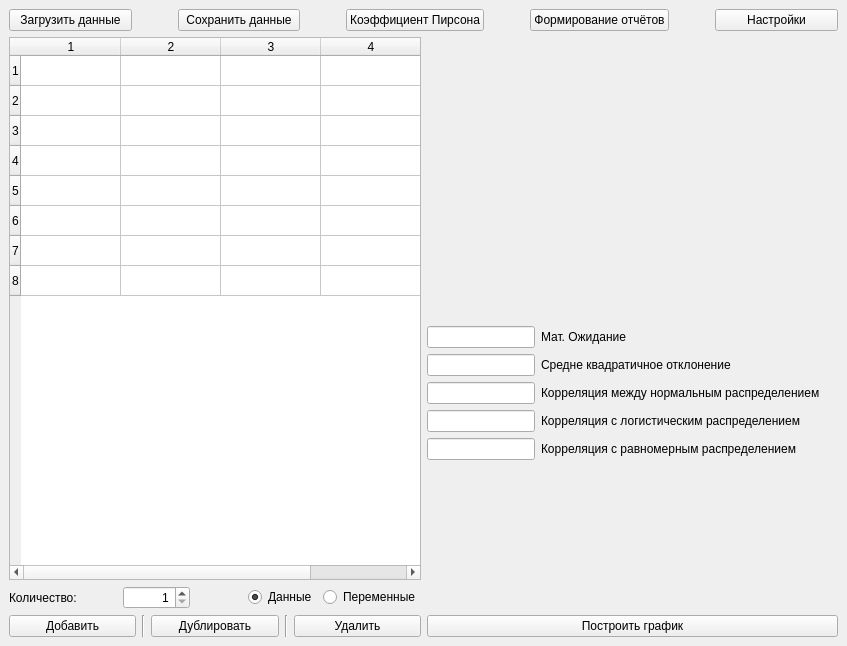
pflotter/diploma, file design.ui: the form before one commit.
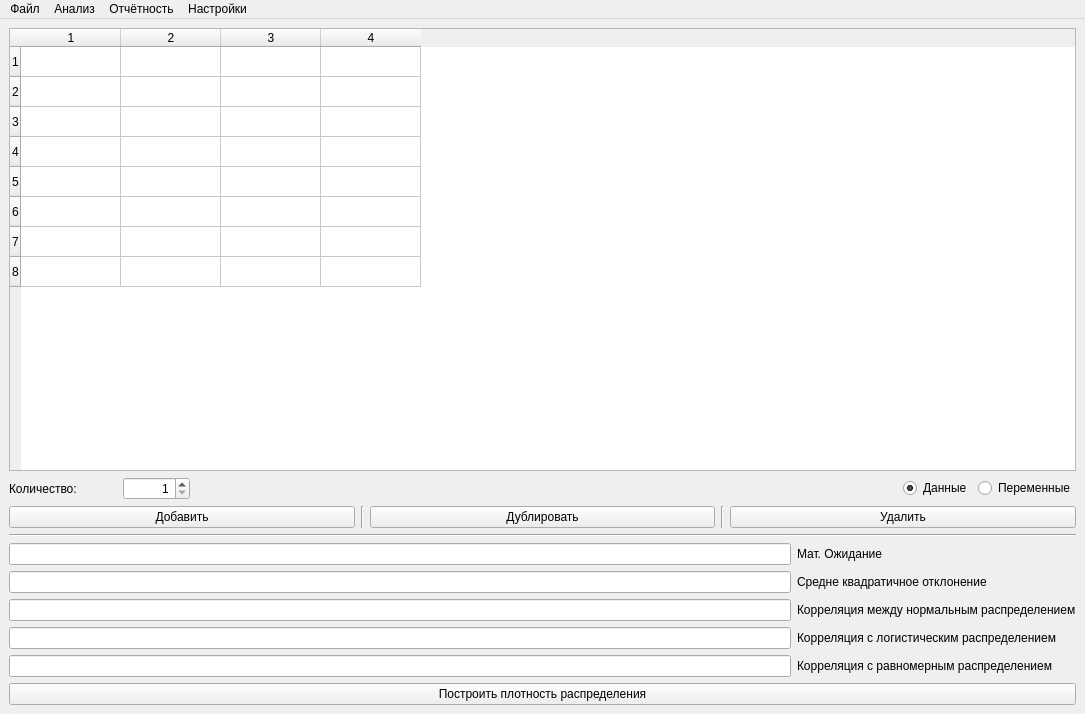
The form after the commit. Icons and pictures are not drawn. Custom widgets are drawn as their Qt base class.

```diff
--- a/design.ui
+++ b/design.ui
@@ -6,8 +6,8 @@
    <rect>
     <x>0</x>
     <y>0</y>
-    <width>847</width>
-    <height>646</height>
+    <width>1085</width>
+    <height>714</height>
    </rect>
   </property>
   <property name="windowTitle">
@@ -19,132 +19,7 @@
   <widget class="QWidget" name="centralwidget">
    <layout class="QVBoxLayout" name="verticalLayout_2">
     <item>
-     <layout class="QHBoxLayout" name="horizontalLayout">
-      <item>
-       <widget class="QPushButton" name="btnLoad">
-        <property name="text">
-         <string>Загрузить данные</string>
-        </property>
-        <property name="icon">
-         <iconset>
-          <normaloff>icons/opened-folder.png</normaloff>icons/opened-folder.png</iconset>
-        </property>
-       </widget>
-      </item>
-      <item>
-       <spacer name="horizontalSpacer_4">
-        <property name="orientation">
-         <enum>Qt::Horizontal</enum>
-        </property>
-        <property name="sizeType">
-         <enum>QSizePolicy::Minimum</enum>
-        </property>
-        <property name="sizeHint" stdset="0">
-         <size>
-          <width>40</width>
-          <height>20</height>
-         </size>
-        </property>
-       </spacer>
-      </item>
-      <item>
-       <widget class="QPushButton" name="btnSave">
-        <property name="text">
-         <string>Сохранить данные</string>
-        </property>
-        <property name="icon">
-         <iconset>
-          <normaloff>icons/hdd.png</normaloff>icons/hdd.png</iconset>
-        </property>
-       </widget>
-      </item>
-      <item>
-       <spacer name="horizontalSpacer_3">
-        <property name="orientation">
-         <enum>Qt::Horizontal</enum>
-        </property>
-        <property name="sizeType">
-         <enum>QSizePolicy::Minimum</enum>
-        </property>
-        <property name="sizeHint" stdset="0">
-         <size>
-          <width>40</width>
-          <height>20</height>
-         </size>
-        </property>
-       </spacer>
-      </item>
-      <item>
-       <widget class="QPushButton" name="btnPirson">
-        <property name="text">
-         <string>Коэффициент Пирсона</string>
-        </property>
-        <property name="icon">
-         <iconset>
-          <normaloff>icons/combo-chart.png</normaloff>icons/combo-chart.png</iconset>
-        </property>
-       </widget>
-      </item>
-      <item>
-       <spacer name="horizontalSpacer">
-        <property name="orientation">
-         <enum>Qt::Horizontal</enum>
-        </property>
-        <property name="sizeType">
-         <enum>QSizePolicy::Minimum</enum>
-        </property>
-        <property name="sizeHint" stdset="0">
-         <size>
-          <width>40</width>
-          <height>20</height>
-         </size>
-        </property>
-       </spacer>
-      </item>
-      <item>
-       <widget class="QPushButton" name="pushButton_3">
-        <property name="text">
-         <string>Формирование отчётов</string>
-        </property>
-        <property name="icon">
-         <iconset>
-          <normaloff>icons/magazine.png</normaloff>icons/magazine.png</iconset>
-        </property>
-       </widget>
-      </item>
-      <item>
-       <spacer name="horizontalSpacer_2">
-        <property name="orientation">
-         <enum>Qt::Horizontal</enum>
-        </property>
-        <property name="sizeType">
-         <enum>QSizePolicy::Minimum</enum>
-        </property>
-        <property name="sizeHint" stdset="0">
-         <size>
-          <width>40</width>
-          <height>20</height>
-         </size>
-        </property>
-       </spacer>
-      </item>
-      <item>
-       <widget class="QPushButton" name="btnSettings">
-        <property name="text">
-         <string>Настройки</string>
-        </property>
-        <property name="icon">
-         <iconset>
-          <normaloff>icons/settings.png</normaloff>icons/settings.png</iconset>
-        </property>
-       </widget>
-      </item>
-     </layout>
-    </item>
-    <item>
-     <layout class="QHBoxLayout" name="horizontalLayout_2">
-      <item>
-       <layout class="QVBoxLayout" name="verticalLayout_3">
+     <layout class="QVBoxLayout" name="verticalLayout_4">
         <item>
          <widget class="QTableWidget" name="tableWidget">
           <property name="rowCount">
@@ -186,8 +61,6 @@
          </widget>
         </item>
         <item>
-         <layout class="QVBoxLayout" name="verticalLayout_4">
-          <item>
            <layout class="QHBoxLayout" name="horizontalLayout_4">
             <item>
              <widget class="QLabel" name="label">
@@ -317,41 +190,17 @@
           </item>
          </layout>
         </item>
-       </layout>
-      </item>
       <item>
-       <layout class="QVBoxLayout" name="verticalLayout">
-        <item>
-         <widget class="PlotWidget" name="graphWidget" native="true"/>
-        </item>
-        <item>
-         <layout class="QFormLayout" name="formLayout">
-          <item row="1" column="0">
-           <widget class="QLineEdit" name="lineMathMean">
-            <property name="enabled">
-             <bool>true</bool>
-            </property>
-            <property name="text">
-             <string/>
-            </property>
-            <property name="dragEnabled">
-             <bool>false</bool>
-            </property>
-            <property name="readOnly">
-             <bool>true</bool>
-            </property>
-           </widget>
-          </item>
-          <item row="2" column="0">
-           <widget class="QLineEdit" name="lineStd">
-            <property name="enabled">
-             <bool>true</bool>
-            </property>
-            <property name="readOnly">
-             <bool>true</bool>
-            </property>
-           </widget>
-          </item>
+     <widget class="Line" name="line_2">
+      <property name="orientation">
+       <enum>Qt::Horizontal</enum>
+      </property>
+     </widget>
+    </item>
+    <item>
+     <layout class="QVBoxLayout" name="verticalLayout_6">
+      <item>
+       <layout class="QGridLayout" name="gridLayout">
           <item row="2" column="1">
            <widget class="QLabel" name="label_3">
             <property name="text">
@@ -359,30 +208,6 @@
             </property>
            </widget>
           </item>
-          <item row="1" column="1">
-           <widget class="QLabel" name="MathMean">
-            <property name="text">
-             <string>Мат. Ожидание</string>
-            </property>
-           </widget>
-          </item>
-          <item row="3" column="0">
-           <widget class="QLineEdit" name="lineCorrNormal">
-            <property name="enabled">
-             <bool>true</bool>
-            </property>
-            <property name="readOnly">
-             <bool>true</bool>
-            </property>
-           </widget>
-          </item>
-          <item row="3" column="1">
-           <widget class="QLabel" name="label_4">
-            <property name="text">
-             <string>Корреляция между нормальным распределением</string>
-            </property>
-           </widget>
-          </item>
           <item row="4" column="0">
            <widget class="QLineEdit" name="lineCorrLogistic">
             <property name="enabled">
@@ -405,8 +230,8 @@
             </property>
            </widget>
           </item>
-          <item row="5" column="0">
-           <widget class="QLineEdit" name="lineCorrRavnomer">
+        <item row="3" column="0">
+         <widget class="QLineEdit" name="lineCorrNormal">
             <property name="enabled">
              <bool>true</bool>
             </property>
@@ -415,6 +240,22 @@
             </property>
            </widget>
           </item>
+        <item row="1" column="0">
+         <widget class="QLineEdit" name="lineMathMean">
+          <property name="enabled">
+           <bool>true</bool>
+          </property>
+          <property name="text">
+           <string/>
+          </property>
+          <property name="dragEnabled">
+           <bool>false</bool>
+          </property>
+          <property name="readOnly">
+           <bool>true</bool>
+          </property>
+         </widget>
+        </item>
           <item row="4" column="1">
            <widget class="QLabel" name="label_5">
             <property name="text">
@@ -422,6 +263,40 @@
             </property>
            </widget>
           </item>
+        <item row="3" column="1">
+         <widget class="QLabel" name="label_4">
+          <property name="text">
+           <string>Корреляция между нормальным распределением</string>
+          </property>
+         </widget>
+        </item>
+        <item row="1" column="1">
+         <widget class="QLabel" name="MathMean">
+          <property name="text">
+           <string>Мат. Ожидание</string>
+          </property>
+         </widget>
+        </item>
+        <item row="2" column="0">
+         <widget class="QLineEdit" name="lineStd">
+          <property name="enabled">
+           <bool>true</bool>
+          </property>
+          <property name="readOnly">
+           <bool>true</bool>
+          </property>
+         </widget>
+        </item>
+        <item row="5" column="0">
+         <widget class="QLineEdit" name="lineCorrRavnomer">
+          <property name="enabled">
+           <bool>true</bool>
+          </property>
+          <property name="readOnly">
+           <bool>true</bool>
+          </property>
+         </widget>
+        </item>
           <item row="5" column="1">
            <widget class="QLabel" name="label_6">
             <property name="text">
@@ -432,11 +307,9 @@
          </layout>
         </item>
         <item>
-         <layout class="QHBoxLayout" name="horizontalLayout_3">
-          <item>
            <widget class="QPushButton" name="btnPlotGraphics">
             <property name="text">
-             <string>Построить график</string>
+         <string>Построить плотность распределения</string>
             </property>
             <property name="icon">
              <iconset>
@@ -446,21 +319,130 @@
           </item>
          </layout>
         </item>
+    <item>
+     <layout class="QHBoxLayout" name="horizontalLayout_2">
+      <item>
+       <layout class="QVBoxLayout" name="verticalLayout">
+        <item>
+         <layout class="QHBoxLayout" name="horizontalLayout_3">
+          <item>
+           <layout class="QVBoxLayout" name="verticalLayout_3"/>
+          </item>
        </layout>
       </item>
      </layout>
     </item>
    </layout>
+    </item>
+   </layout>
   </widget>
- </widget>
- <customwidgets>
-  <customwidget>
-   <class>PlotWidget</class>
-   <extends>QWidget</extends>
-   <header>pyqtgraph</header>
-   <container>1</container>
-  </customwidget>
- </customwidgets>
+  <widget class="QMenuBar" name="menuBar">
+   <property name="geometry">
+    <rect>
+     <x>0</x>
+     <y>0</y>
+     <width>1085</width>
+     <height>21</height>
+    </rect>
+   </property>
+   <widget class="QMenu" name="menuFile">
+    <property name="title">
+     <string>Файл</string>
+    </property>
+    <addaction name="actionLoadFile"/>
+    <addaction name="actionSaveFile"/>
+   </widget>
+   <widget class="QMenu" name="menuAnalsis">
+    <property name="title">
+     <string>Анализ</string>
+    </property>
+    <widget class="QMenu" name="menuDistributionNormal">
+     <property name="title">
+      <string>Нормальное распределение</string>
+     </property>
+     <addaction name="actionStudent"/>
+     <addaction name="actionPearsonNormal"/>
+    </widget>
+    <widget class="QMenu" name="menuDistributionNotANormal">
+     <property name="title">
+      <string>Ненормальное распределение</string>
+     </property>
+     <addaction name="actionManWhitney"/>
+     <addaction name="actionKolmogorovSmirnov"/>
+    </widget>
+    <addaction name="actionPearson"/>
+    <addaction name="separator"/>
+    <addaction name="menuDistributionNormal"/>
+    <addaction name="separator"/>
+    <addaction name="menuDistributionNotANormal"/>
+   </widget>
+   <widget class="QMenu" name="menuReporting">
+    <property name="title">
+     <string>Отчётность</string>
+    </property>
+    <addaction name="actionReporting"/>
+   </widget>
+   <widget class="QMenu" name="menuSettings">
+    <property name="title">
+     <string>Настройки</string>
+    </property>
+   </widget>
+   <addaction name="menuFile"/>
+   <addaction name="menuAnalsis"/>
+   <addaction name="menuReporting"/>
+   <addaction name="menuSettings"/>
+  </widget>
+  <action name="actionLoadFile">
+   <property name="text">
+    <string>Загрузить данные</string>
+   </property>
+  </action>
+  <action name="actionSaveFile">
+   <property name="text">
+    <string>Сохранить данные</string>
+   </property>
+  </action>
+  <action name="actionReporting">
+   <property name="text">
+    <string>Сформировать отчёт</string>
+   </property>
+  </action>
+  <action name="action_5">
+   <property name="text">
+    <string>Зависимые группы</string>
+   </property>
+  </action>
+  <action name="action_9">
+   <property name="text">
+    <string>Зависимые группы</string>
+   </property>
+  </action>
+  <action name="actionStudent">
+   <property name="text">
+    <string>Критерий Стьюдента</string>
+   </property>
+  </action>
+  <action name="actionManWhitney">
+   <property name="text">
+    <string>Критерий Манна-Уитни</string>
+   </property>
+  </action>
+  <action name="actionKolmogorovSmirnov">
+   <property name="text">
+    <string>Критерий Колмогорова-Смирнова</string>
+   </property>
+  </action>
+  <action name="actionPearsonNormal">
+   <property name="text">
+    <string>Коэффициент корреляции Пирсона</string>
+   </property>
+  </action>
+  <action name="actionPearson">
+   <property name="text">
+    <string>Коэффициент корреляции Пирсона</string>
+   </property>
+  </action>
+ </widget>
  <resources/>
  <connections/>
 </ui>
```
Lines whose indentation alone changed are shown as unchanged.
